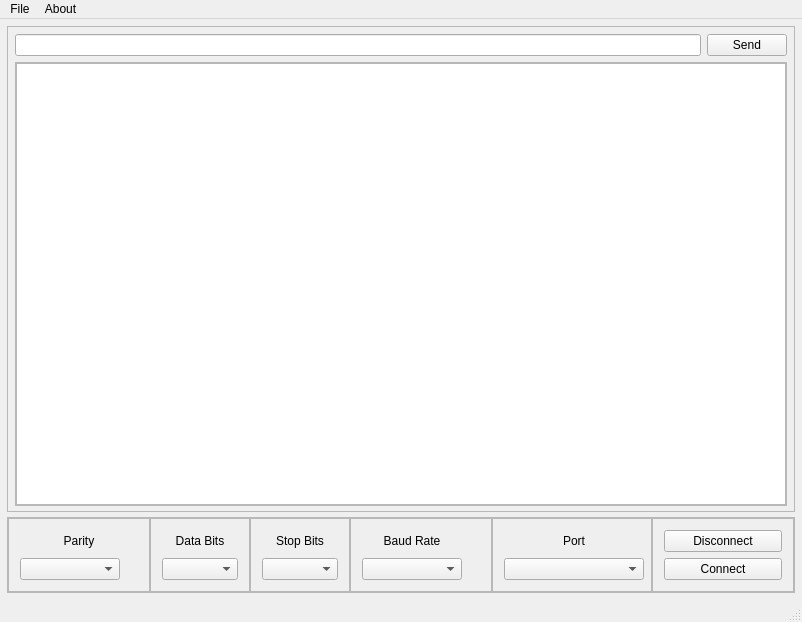
Above: forms/mainwindow.ui from tlewiscpp/QSerialTerminal before the change. Below: the same form after it.
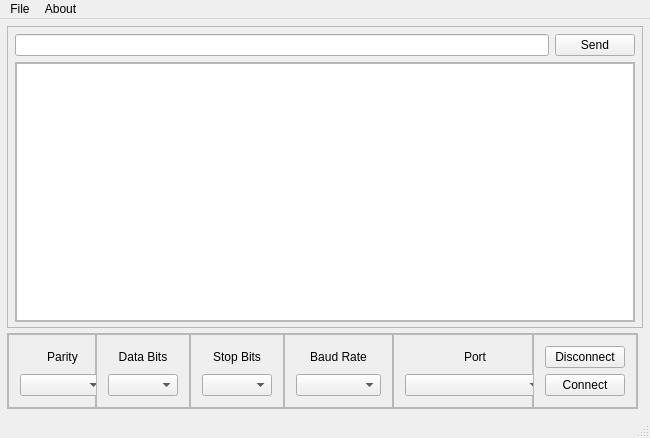
That is the form after the change. Custom widgets are drawn as their Qt base class.

Commit message: Fooled about with some UI components like size etc - chromebook-kip

Diff of the .ui file:
```diff
--- a/forms/mainwindow.ui
+++ b/forms/mainwindow.ui
@@ -6,8 +6,8 @@
    <rect>
     <x>0</x>
     <y>0</y>
-    <width>802</width>
-    <height>622</height>
+    <width>650</width>
+    <height>438</height>
    </rect>
   </property>
   <property name="sizePolicy">
@@ -42,93 +42,6 @@
     <property name="spacing">
      <number>5</number>
     </property>
-    <item row="0" column="0">
-     <widget class="QFrame" name="frame">
-      <property name="frameShape">
-       <enum>QFrame::StyledPanel</enum>
-      </property>
-      <property name="frameShadow">
-       <enum>QFrame::Raised</enum>
-      </property>
-      <layout class="QGridLayout" name="mainFrame">
-       <property name="leftMargin">
-        <number>7</number>
-       </property>
-       <property name="topMargin">
-        <number>7</number>
-       </property>
-       <property name="rightMargin">
-        <number>7</number>
-       </property>
-       <property name="bottomMargin">
-        <number>5</number>
-       </property>
-       <item row="0" column="0">
-        <widget class="SerialTerminalLineEdit" name="sendBox"/>
-       </item>
-       <item row="0" column="1">
-        <widget class="QPushButton" name="sendButton">
-         <property name="text">
-          <string>Send</string>
-         </property>
-        </widget>
-       </item>
-       <item row="1" column="0" colspan="2">
-        <widget class="QScrollArea" name="scrollArea">
-         <property name="widgetResizable">
-          <bool>true</bool>
-         </property>
-         <property name="alignment">
-          <set>Qt::AlignCenter</set>
-         </property>
-         <widget class="QWidget" name="scrollAreaWidgetContents">
-          <property name="geometry">
-           <rect>
-            <x>0</x>
-            <y>0</y>
-            <width>770</width>
-            <height>422</height>
-           </rect>
-          </property>
-          <layout class="QGridLayout" name="scrollAreaGridLayout">
-           <property name="leftMargin">
-            <number>0</number>
-           </property>
-           <property name="topMargin">
-            <number>0</number>
-           </property>
-           <property name="rightMargin">
-            <number>0</number>
-           </property>
-           <property name="bottomMargin">
-            <number>0</number>
-           </property>
-           <property name="spacing">
-            <number>0</number>
-           </property>
-           <item row="0" column="0">
-            <widget class="QTextBrowser" name="terminal">
-             <property name="minimumSize">
-              <size>
-               <width>0</width>
-               <height>0</height>
-              </size>
-             </property>
-             <property name="font">
-              <font>
-               <family>DejaVu Sans Mono</family>
-               <pointsize>9</pointsize>
-              </font>
-             </property>
-            </widget>
-           </item>
-          </layout>
-         </widget>
-        </widget>
-       </item>
-      </layout>
-     </widget>
-    </item>
     <item row="1" column="0">
      <widget class="QFrame" name="settingsFrame">
       <property name="frameShape">
@@ -453,6 +366,12 @@
          <layout class="QVBoxLayout" name="buttonLayout">
           <item>
            <widget class="QPushButton" name="disconnectButton">
+            <property name="maximumSize">
+             <size>
+              <width>80</width>
+              <height>16777215</height>
+             </size>
+            </property>
             <property name="text">
              <string>Disconnect</string>
             </property>
@@ -460,6 +379,12 @@
           </item>
           <item>
            <widget class="QPushButton" name="connectButton">
+            <property name="maximumSize">
+             <size>
+              <width>80</width>
+              <height>16777215</height>
+             </size>
+            </property>
             <property name="text">
              <string>Connect</string>
             </property>
@@ -471,6 +396,93 @@
       </layout>
      </widget>
     </item>
+    <item row="0" column="0" colspan="2">
+     <widget class="QFrame" name="frame">
+      <property name="frameShape">
+       <enum>QFrame::StyledPanel</enum>
+      </property>
+      <property name="frameShadow">
+       <enum>QFrame::Raised</enum>
+      </property>
+      <layout class="QGridLayout" name="mainFrame">
+       <property name="leftMargin">
+        <number>7</number>
+       </property>
+       <property name="topMargin">
+        <number>7</number>
+       </property>
+       <property name="rightMargin">
+        <number>7</number>
+       </property>
+       <property name="bottomMargin">
+        <number>5</number>
+       </property>
+       <item row="0" column="0">
+        <widget class="SerialTerminalLineEdit" name="sendBox"/>
+       </item>
+       <item row="0" column="1">
+        <widget class="QPushButton" name="sendButton">
+         <property name="text">
+          <string>Send</string>
+         </property>
+        </widget>
+       </item>
+       <item row="1" column="0" colspan="2">
+        <widget class="QScrollArea" name="scrollArea">
+         <property name="widgetResizable">
+          <bool>true</bool>
+         </property>
+         <property name="alignment">
+          <set>Qt::AlignCenter</set>
+         </property>
+         <widget class="QWidget" name="scrollAreaWidgetContents">
+          <property name="geometry">
+           <rect>
+            <x>0</x>
+            <y>0</y>
+            <width>618</width>
+            <height>262</height>
+           </rect>
+          </property>
+          <layout class="QGridLayout" name="scrollAreaGridLayout">
+           <property name="leftMargin">
+            <number>0</number>
+           </property>
+           <property name="topMargin">
+            <number>0</number>
+           </property>
+           <property name="rightMargin">
+            <number>0</number>
+           </property>
+           <property name="bottomMargin">
+            <number>0</number>
+           </property>
+           <property name="spacing">
+            <number>0</number>
+           </property>
+           <item row="0" column="0">
+            <widget class="QTextBrowser" name="terminal">
+             <property name="minimumSize">
+              <size>
+               <width>0</width>
+               <height>0</height>
+              </size>
+             </property>
+             <property name="font">
+              <font>
+               <family>DejaVu Sans Mono</family>
+               <pointsize>9</pointsize>
+              </font>
+             </property>
+            </widget>
+           </item>
+          </layout>
+         </widget>
+        </widget>
+       </item>
+      </layout>
+     </widget>
+    </item>
    </layout>
   </widget>
   <widget class="QMenuBar" name="menuBar">
@@ -478,8 +490,8 @@
     <rect>
      <x>0</x>
      <y>0</y>
-     <width>802</width>
-     <height>25</height>
+     <width>650</width>
+     <height>19</height>
     </rect>
    </property>
    <widget class="QMenu" name="menuFile">
```
The commit also changes 3 other files.
